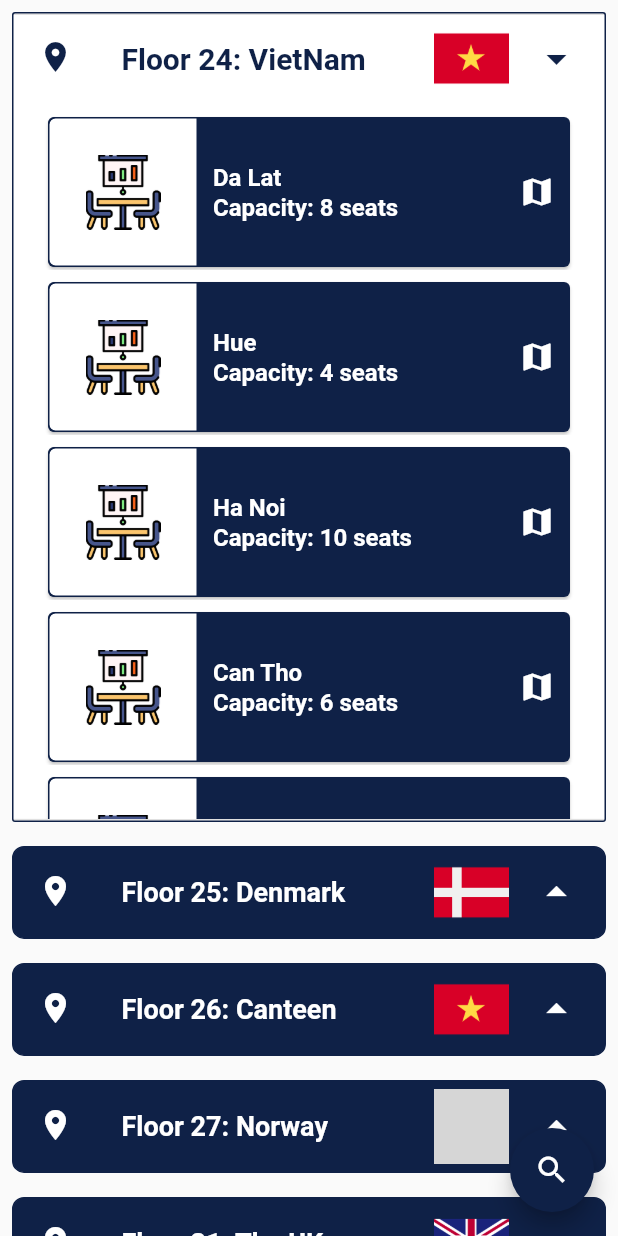
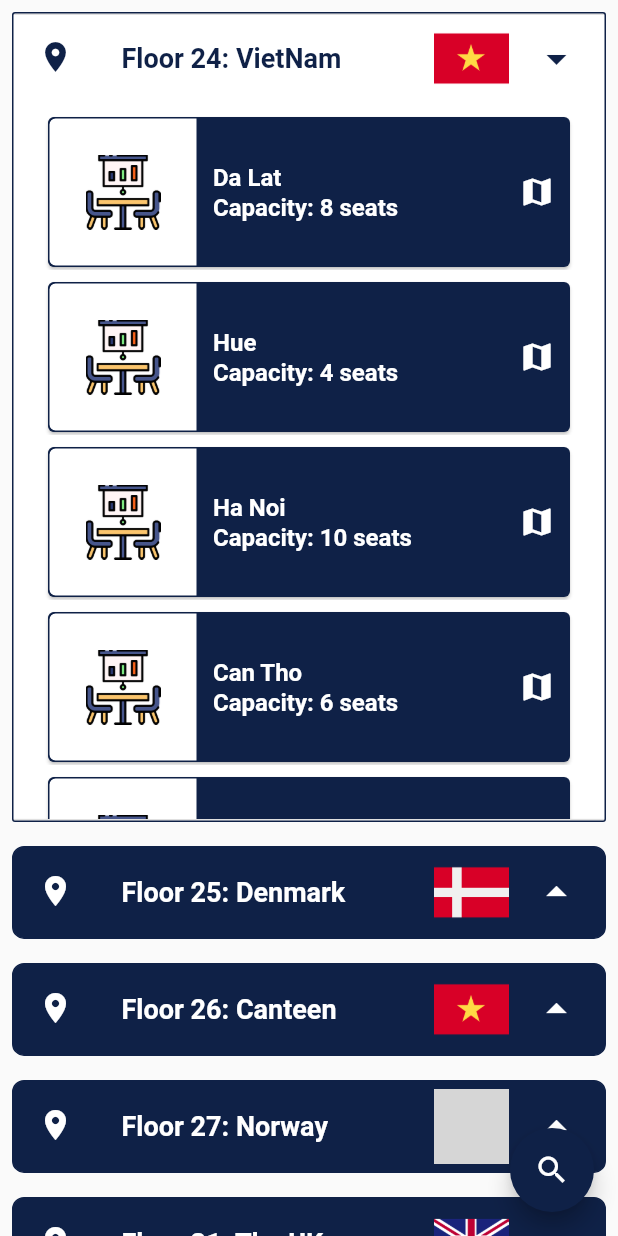
Before and after one commit to Nhat180/NetcompanyOfficeTool, a Flutter app: the RoomListScreen screen opened directly, after a tap on "Floor 24: VietNam", on a phone screen of 412 x 824 dp. Run offline on Flutter 3.47's test engine with Material 2 defaults, Android fonts, the light colour scheme and no system bars; our stand-ins replace animate_do, bubble, cached_network_image, cloud_firestore, firebase_auth, firebase_core and 11 more; missing offline and left inert: dart:ffi, image_overlay_map, reviews_slider; accounts and stored records are empty; grey boxes are pictures that could not be loaded.

Commit message:
Fix bug UI

```diff
--- a/lib/screens/room_screens/roomlist_screen.dart
+++ b/lib/screens/room_screens/roomlist_screen.dart
@@ -85,7 +85,7 @@ class _RoomListScreenState extends State<RoomListScreen> {
                         "Floor 24: VietNam",
                         style: isExpand1!=true ?TextStyle(color: Colors.white, fontSize: 18.0, fontWeight: FontWeight.bold)
                             :
-                        TextStyle( color: Color(0xff0f2147), fontWeight: FontWeight.bold, fontSize:20)
+                        TextStyle( color: Color(0xff0f2147), fontWeight: FontWeight.bold, fontSize: 18)
                     ),
                     Spacer(),
                     Image.asset("images/vietnam.png", fit: BoxFit.cover, width: 50, height: 50,)
@@ -123,7 +123,7 @@ class _RoomListScreenState extends State<RoomListScreen> {
                         "Floor 25: Denmark",
                         style: isExpand2!=true ?TextStyle(color: Colors.white, fontSize: 18.0, fontWeight: FontWeight.bold)
                             :
-                        TextStyle( color: Color(0xff0f2147), fontWeight: FontWeight.bold, fontSize:20)
+                        TextStyle( color: Color(0xff0f2147), fontWeight: FontWeight.bold, fontSize: 18)
                     ),
                     Spacer(),
                     Image.asset("images/denmark.png", fit: BoxFit.cover, width: 50, height: 50,)
@@ -160,7 +160,7 @@ class _RoomListScreenState extends State<RoomListScreen> {
                         "Floor 26: Canteen",
                         style: isExpand3!=true ?TextStyle(color: Colors.white, fontSize: 18.0, fontWeight: FontWeight.bold)
                             :
-                        TextStyle( color: Color(0xff0f2147), fontWeight: FontWeight.bold, fontSize:20)
+                        TextStyle( color: Color(0xff0f2147), fontWeight: FontWeight.bold, fontSize: 18)
                     ),
                     Spacer(),
                     Image.asset("images/vietnam.png", fit: BoxFit.cover, width: 50, height: 50,)
@@ -198,7 +198,7 @@ class _RoomListScreenState extends State<RoomListScreen> {
                         "Floor 27: Norway",
                         style: isExpand4!=true ?TextStyle(color: Colors.white, fontSize: 18.0, fontWeight: FontWeight.bold)
                             :
-                        TextStyle( color: Color(0xff0f2147), fontWeight: FontWeight.bold, fontSize:20)
+                        TextStyle( color: Color(0xff0f2147), fontWeight: FontWeight.bold, fontSize: 18)
                     ),
                     Spacer(),
                     Image.asset("images/norway.png", fit: BoxFit.cover, width: 50, height: 50,)
@@ -236,7 +236,7 @@ class _RoomListScreenState extends State<RoomListScreen> {
                         "Floor 31: The UK",
                         style: isExpand5!=true ?TextStyle(color: Colors.white, fontSize: 18.0, fontWeight: FontWeight.bold)
                             :
-                        TextStyle( color: Color(0xff0f2147), fontWeight: FontWeight.bold, fontSize:20)
+                        TextStyle( color: Color(0xff0f2147), fontWeight: FontWeight.bold, fontSize: 18)
                     ),
                     Spacer(),
                     Image.asset("images/united-kingdom.png", fit: BoxFit.cover, width: 50, height: 50,)
```
